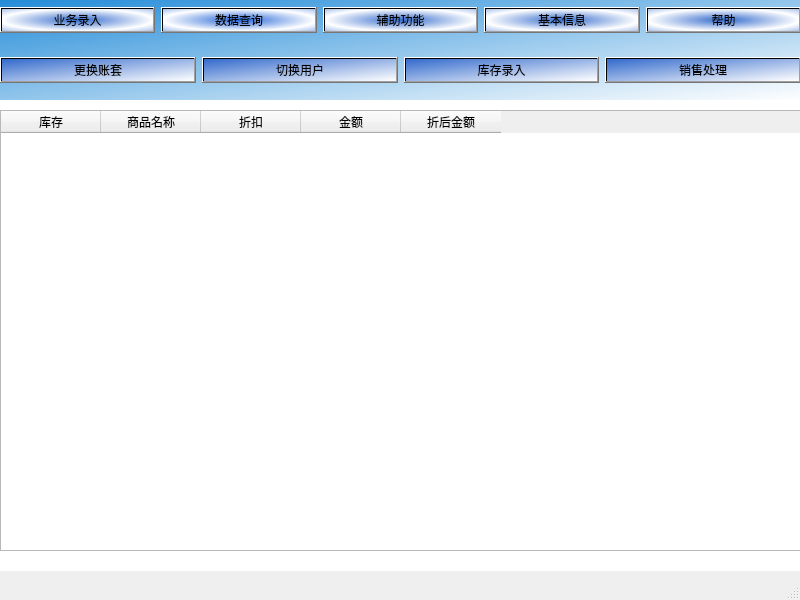
Old version of the form mainsystem.ui in the repository 425zekunwang/QtHomeWork.
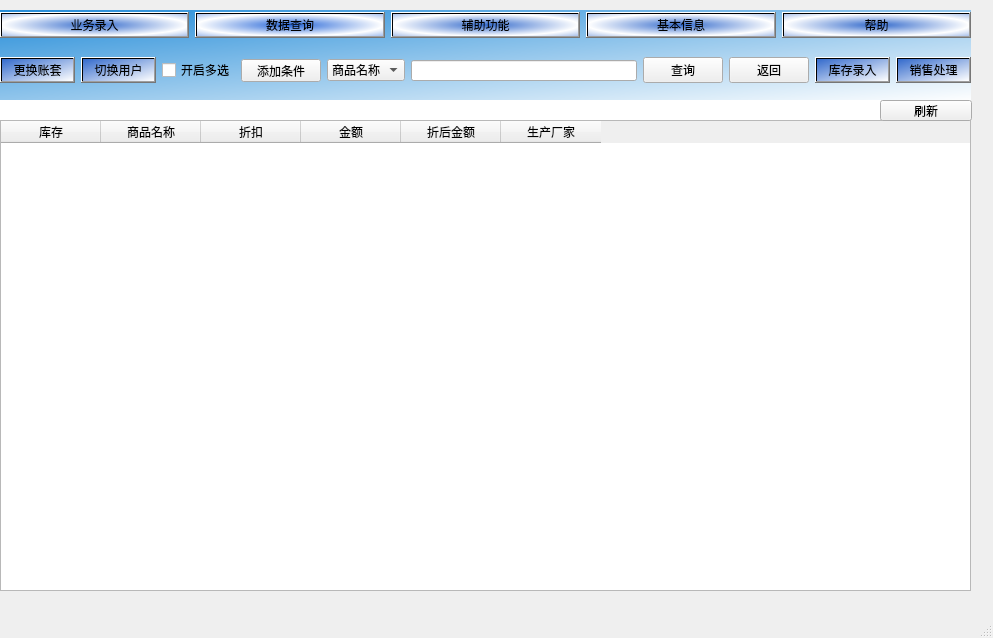
New version of the form.

Commit message: 增加了数据查询

Diff of the .ui file:
```diff
--- a/mainsystem.ui
+++ b/mainsystem.ui
@@ -6,8 +6,8 @@
    <rect>
     <x>0</x>
     <y>0</y>
-    <width>800</width>
-    <height>600</height>
+    <width>993</width>
+    <height>638</height>
    </rect>
   </property>
   <property name="windowTitle">
@@ -19,7 +19,7 @@
      <rect>
       <x>0</x>
       <y>100</y>
-      <width>800</width>
+      <width>971</width>
       <height>471</height>
      </rect>
     </property>
@@ -34,9 +34,9 @@
     <property name="geometry">
      <rect>
       <x>0</x>
-      <y>0</y>
-      <width>801</width>
-      <height>41</height>
+      <y>10</y>
+      <width>971</width>
+      <height>31</height>
      </rect>
     </property>
     <layout class="QHBoxLayout" name="horizontalLayout">
@@ -96,9 +96,9 @@
     <property name="geometry">
      <rect>
       <x>0</x>
-      <y>0</y>
-      <width>801</width>
-      <height>101</height>
+      <y>10</y>
+      <width>971</width>
+      <height>91</height>
      </rect>
     </property>
     <property name="styleSheet">
@@ -113,7 +113,7 @@
      <rect>
       <x>0</x>
       <y>40</y>
-      <width>801</width>
+      <width>971</width>
       <height>61</height>
      </rect>
     </property>
@@ -139,6 +139,83 @@
        </property>
       </widget>
      </item>
+     <item>
+      <widget class="QCheckBox" name="checkBox">
+       <property name="text">
+        <string>开启多选</string>
+       </property>
+      </widget>
+     </item>
+     <item>
+      <widget class="QPushButton" name="pushButton_12">
+       <property name="maximumSize">
+        <size>
+         <width>16777215</width>
+         <height>23</height>
+        </size>
+       </property>
+       <property name="text">
+        <string>添加条件</string>
+       </property>
+      </widget>
+     </item>
+     <item alignment="Qt::AlignHCenter">
+      <widget class="QComboBox" name="comboBox">
+       <property name="maximumSize">
+        <size>
+         <width>100</width>
+         <height>16777215</height>
+        </size>
+       </property>
+       <item>
+        <property name="text">
+         <string>商品名称</string>
+        </property>
+       </item>
+       <item>
+        <property name="text">
+         <string>商品售价</string>
+        </property>
+       </item>
+       <item>
+        <property name="text">
+         <string>商品库存</string>
+        </property>
+       </item>
+       <item>
+        <property name="text">
+         <string>生产厂家</string>
+        </property>
+       </item>
+      </widget>
+     </item>
+     <item>
+      <widget class="QLineEdit" name="lineEdit">
+       <property name="maximumSize">
+        <size>
+         <width>600</width>
+         <height>21</height>
+        </size>
+       </property>
+       <property name="maxLength">
+        <number>37656</number>
+       </property>
+      </widget>
+     </item>
+     <item>
+      <widget class="QPushButton" name="pushButton_11">
+       <property name="text">
+        <string>查询</string>
+       </property>
+      </widget>
+     </item>
+     <item>
+      <widget class="QPushButton" name="pushButton_13">
+       <property name="text">
+        <string>返回</string>
+       </property>
+      </widget>
+     </item>
      <item>
       <widget class="QPushButton" name="pushButton_7">
        <property name="styleSheet">
@@ -165,9 +242,9 @@
     <property name="geometry">
      <rect>
       <x>0</x>
-      <y>110</y>
-      <width>811</width>
-      <height>441</height>
+      <y>120</y>
+      <width>971</width>
+      <height>471</height>
      </rect>
     </property>
     <property name="dragEnabled">
@@ -207,12 +284,31 @@
       <string>折后金额</string>
      </property>
     </column>
+    <column>
+     <property name="text">
+      <string>生产厂家</string>
+     </property>
+    </column>
+   </widget>
+   <widget class="QPushButton" name="pushButton_10">
+    <property name="geometry">
+     <rect>
+      <x>880</x>
+      <y>100</y>
+      <width>92</width>
+      <height>21</height>
+     </rect>
+    </property>
+    <property name="text">
+     <string>刷新</string>
+    </property>
    </widget>
    <zorder>label_2</zorder>
    <zorder>label</zorder>
    <zorder>horizontalLayoutWidget</zorder>
    <zorder>horizontalLayoutWidget_2</zorder>
    <zorder>tableWidget</zorder>
+   <zorder>pushButton_10</zorder>
   </widget>
   <widget class="QStatusBar" name="statusbar"/>
  </widget>
```
The commit also changes 10 other files.
